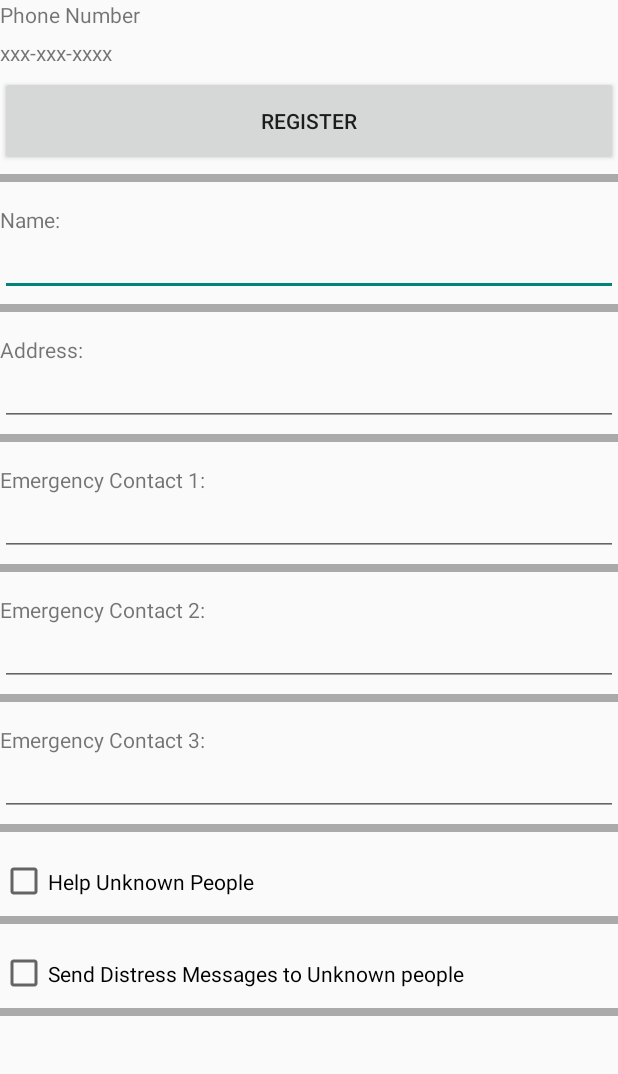
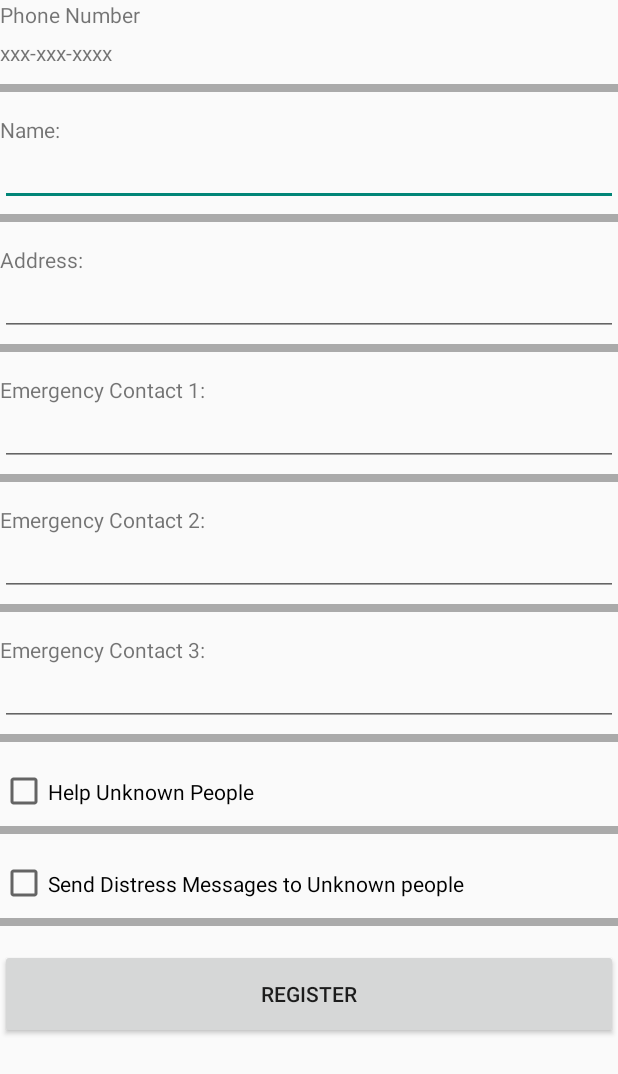
Before and after one commit to neerajcse/roamsafe, an Android app: the layout activity_register.xml on its own in the app's theme, with its tools: preview values and no code run, on a phone screen of 412 x 824 dp. Shown: the top 1074 px of the screen. Run offline under Robolectric (Android 15) with nearby library versions, the phone set to English and light mode, and no system bars.

```diff
--- a/client/RoamSafe/app/src/main/AndroidManifest.xml
+++ b/client/RoamSafe/app/src/main/AndroidManifest.xml
@@ -9,6 +9,8 @@
         android:theme="@style/AppTheme" >
         <activity
             android:name="com.example.roamsafe.app.MainActivity"
+            android:configChanges="orientation"
+            android:screenOrientation="portrait"
             android:label="@string/app_name" >
             <!--<intent-filter>-->
                 <!--<action android:name="android.intent.action.MAIN" />-->
@@ -32,6 +34,8 @@
 
         <activity
             android:name="com.example.roamsafe.app.RegisterActivity"
+            android:configChanges="orientation"
+            android:screenOrientation="portrait"
             android:label="@string/title_activity_register" >
             <intent-filter>
                 <action android:name="android.intent.action.MAIN" />
--- a/client/RoamSafe/app/src/main/java/com/example/roamsafe/app/MainActivity.java
+++ b/client/RoamSafe/app/src/main/java/com/example/roamsafe/app/MainActivity.java
@@ -67,6 +67,7 @@ public class MainActivity extends ActionBarActivity implements
         map = ((MapFragment) getFragmentManager()
                 .findFragmentById(R.id.map)).getMap();
         map.setMyLocationEnabled(true);
+
 
         // Panic Button
         Button button = (Button) findViewById(R.id.panicbutton);
--- a/client/RoamSafe/app/src/main/res/layout/activity_register.xml
+++ b/client/RoamSafe/app/src/main/res/layout/activity_register.xml
@@ -1,4 +1,9 @@
 <?xml version="1.0" encoding="utf-8"?>
+<ScrollView
+    xmlns:android="http://schemas.android.com/apk/res/android"
+    android:id="@+id/scroll"
+    android:layout_width="fill_parent"
+    android:layout_height="wrap_content">
 <LinearLayout xmlns:android="http://schemas.android.com/apk/res/android"
 xmlns:tools="http://schemas.android.com/tools"
 android:layout_width="match_parent"
@@ -22,11 +27,7 @@ tools:context="com.example.roamsafe.app.RegisterActivity"
     android:text="xxx-xxx-xxxx"
     />
 
-    <Button
-        android:id="@+id/register"
-        android:text="Register"
-        android:layout_width="match_parent"
-        android:layout_height="60dp" />
+
 
 <View
     android:layout_width="fill_parent"
@@ -94,6 +95,7 @@ tools:context="com.example.roamsafe.app.RegisterActivity"
     android:id="@+id/emergency_phone1_value"
     android:layout_width="match_parent"
     android:layout_height="35dp"
+    android:inputType="number"
     android:text=""
     />
 
@@ -117,6 +119,7 @@ tools:context="com.example.roamsafe.app.RegisterActivity"
     android:id="@+id/emergency_phone2_value"
     android:layout_width="match_parent"
     android:layout_height="35dp"
+    android:inputType="number"
     android:text=""
     />
 
@@ -140,6 +143,7 @@ tools:context="com.example.roamsafe.app.RegisterActivity"
     android:id="@+id/emergency_phone3_value"
     android:layout_width="match_parent"
     android:layout_height="35dp"
+    android:inputType="number"
     android:text=""
     />
 
@@ -151,13 +155,6 @@ tools:context="com.example.roamsafe.app.RegisterActivity"
     android:paddingBottom="15dp"
     android:layout_marginBottom="15dp"
     android:background="@android:color/darker_gray"/>
-
-<!--<TextView-->
-<!--android:id="@+id/help_unknown_label"-->
-<!--android:layout_width="match_parent"-->
-<!--android:layout_height="25dp"-->
-<!--android:text="Help Unknown People:"-->
-<!--/>-->
 
 <CheckBox
     android:id="@+id/help_unknown_value"
@@ -175,13 +172,6 @@ tools:context="com.example.roamsafe.app.RegisterActivity"
     android:layout_marginBottom="15dp"
     android:background="@android:color/darker_gray"/>
 
-<!--<TextView-->
-<!--android:id="@+id/send_distress_unknown_label"-->
-<!--android:layout_width="match_parent"-->
-<!--android:layout_height="25dp"-->
-<!--android:text="Send Distress Messages to Unknown people:"-->
-/>
-
 <CheckBox
     android:id="@+id/send_distress_unknown_value"
     android:layout_width="match_parent"
@@ -198,4 +188,11 @@ tools:context="com.example.roamsafe.app.RegisterActivity"
     android:layout_marginBottom="15dp"
     android:background="@android:color/darker_gray"/>
 
+    <Button
+        android:id="@+id/register"
+        android:text="Register"
+        android:layout_width="match_parent"
+        android:layout_height="60dp" />
+
 </LinearLayout>
+</ScrollView>
```
Also changed, not shown: client/RoamSafe/app/src/main/java/com/example/roamsafe/app/RegisterActivity.java (+59 -3 lines).
